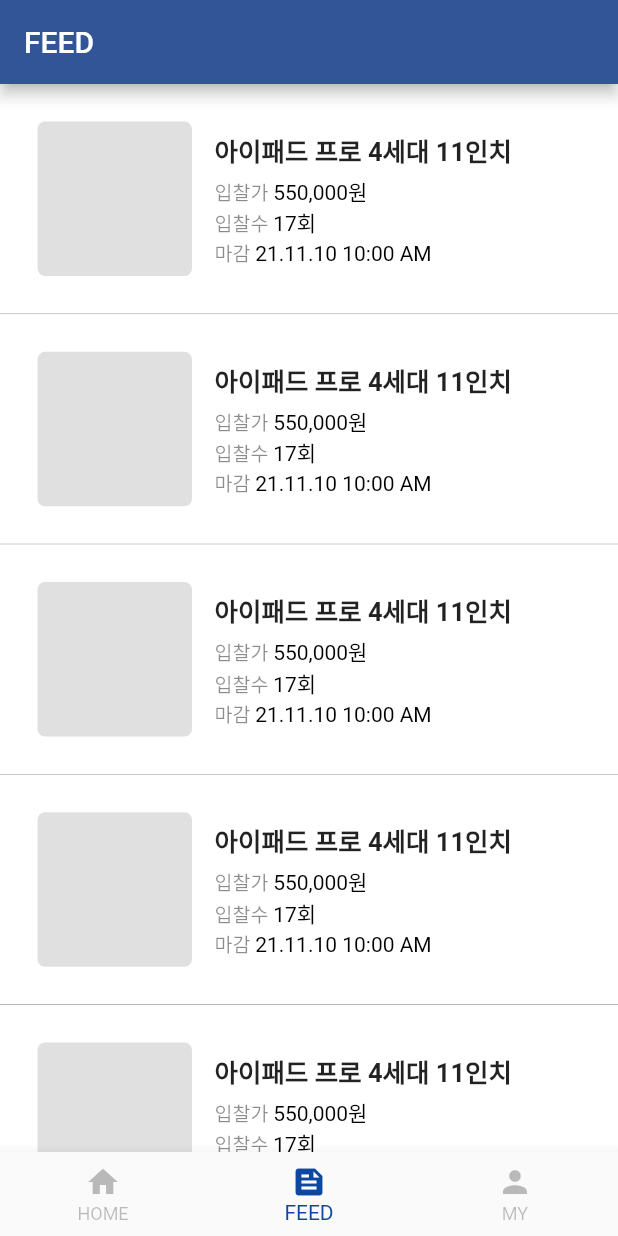
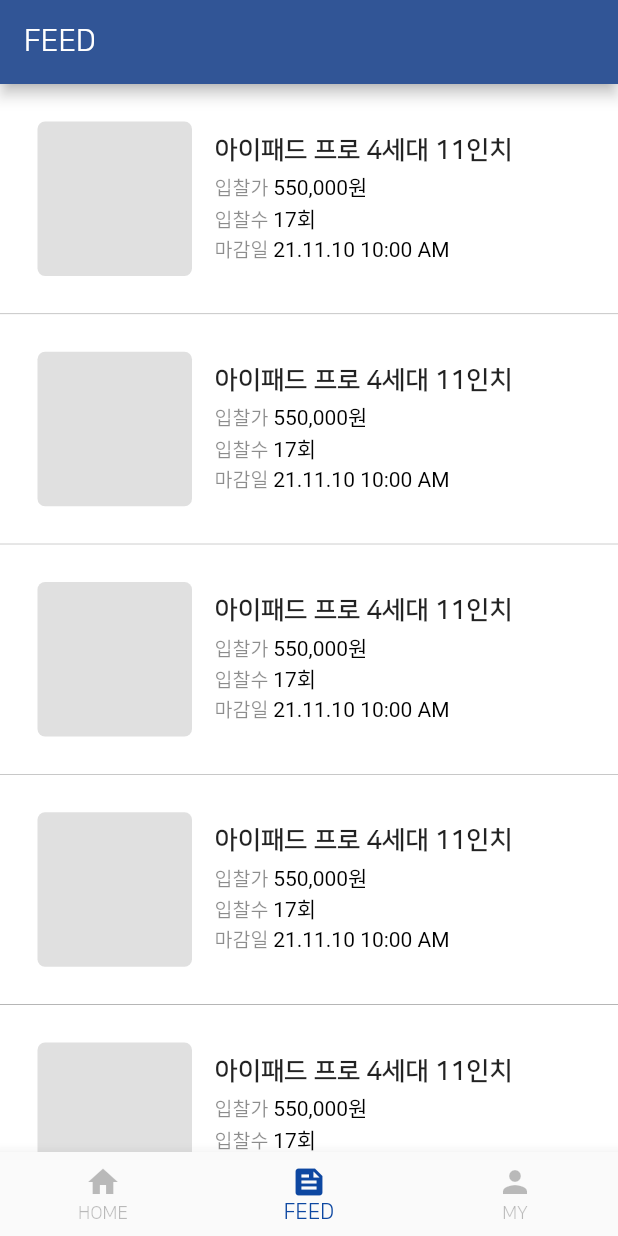
Before and after one commit to trumanfromkorea/BID-Mobile, a Flutter app: the screen it shows once a user with an empty profile is signed in, item 2 of the bottom bar chosen, on a phone screen of 412 x 824 dp. Run offline on Flutter 3.47's test engine with Material 2 defaults, Android fonts, the light colour scheme and no system bars; our stand-ins replace firebase_auth, firebase_core; accounts and stored records are empty.

Commit message:
add: font 추가, svg 사용설정

```diff
--- a/lib/main.dart
+++ b/lib/main.dart
@@ -58,6 +58,7 @@
     if (FirebaseAuth.instance.currentUser == null) {
       return MaterialApp(
           theme: ThemeData(
+            fontFamily: 'NanumSquare',
             primarySwatch: MaterialColor(0xff315596, themeColor),
           ),
           debugShowCheckedModeBanner: false,
@@ -66,6 +67,7 @@
     } else {
       return MaterialApp(
           theme: ThemeData(
+            fontFamily: 'NanumSquare',
             primarySwatch: MaterialColor(0xff315596, themeColor),
           ),
           debugShowCheckedModeBanner: false,
--- a/lib/screens/Feed/Feed.screen.dart
+++ b/lib/screens/Feed/Feed.screen.dart
@@ -120,7 +120,11 @@
                               ),
                             ),
                             RichText(
-                              text: TextSpan(children: [
+                              text: TextSpan(
+                                  style: const TextStyle(
+                                    fontFamily: 'NanumSquare',
+                                  ),
+                                  children: [
                                     TextSpan(
                                       text: "입찰가 ",
                                       style: keyText,
@@ -132,7 +136,11 @@
                                   ]),
                             ),
                             RichText(
-                              text: TextSpan(children: [
+                              text: TextSpan(
+                                  style: const TextStyle(
+                                    fontFamily: 'NanumSquare',
+                                  ),
+                                  children: [
                                     TextSpan(
                                       text: "입찰수 ",
                                       style: keyText,
@@ -144,9 +152,13 @@
                                   ]),
                             ),
                             RichText(
-                              text: TextSpan(children: [
+                              text: TextSpan(
+                                  style: const TextStyle(
+                                    fontFamily: 'NanumSquare',
+                                  ),
+                                  children: [
                                     TextSpan(
-                                  text: "마감 ",
+                                      text: "마감일 ",
                                       style: keyText,
                                     ),
                                     TextSpan(
```
Also changed, not shown: pubspec.yaml (+9 -12 lines), fonts/NanumSquareB.ttf (added), fonts/NanumSquareEB.ttf (added), fonts/NanumSquareL.ttf (added), fonts/NanumSquareR.ttf (added), pubspec.lock. Lines whose indentation alone changed are shown as unchanged.
